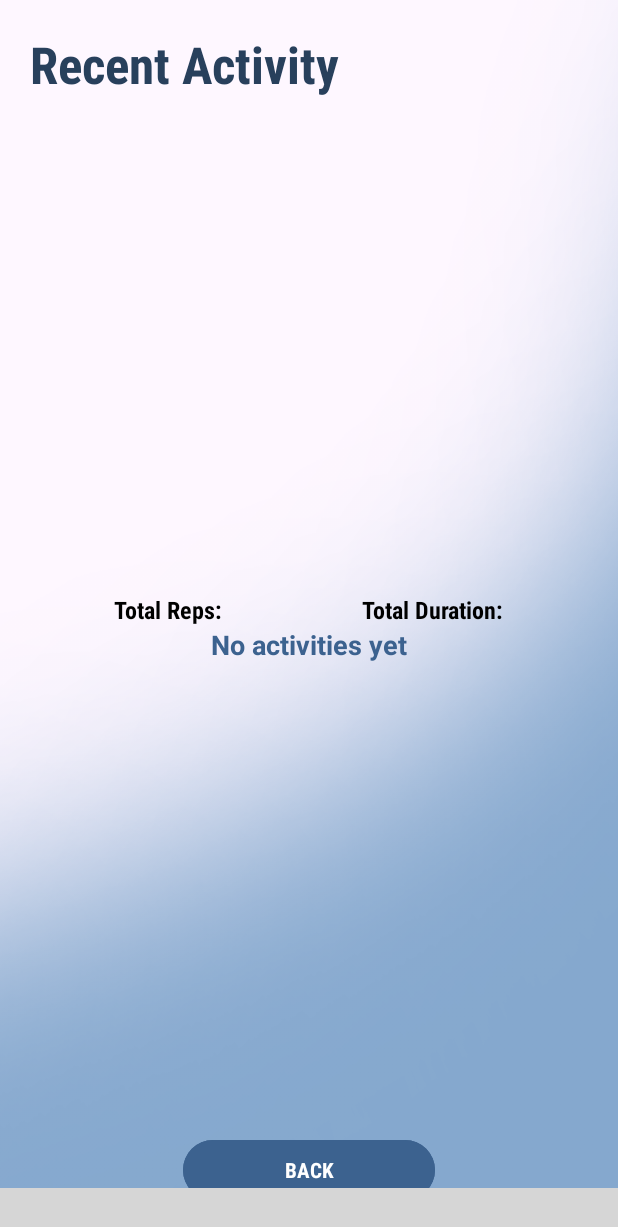
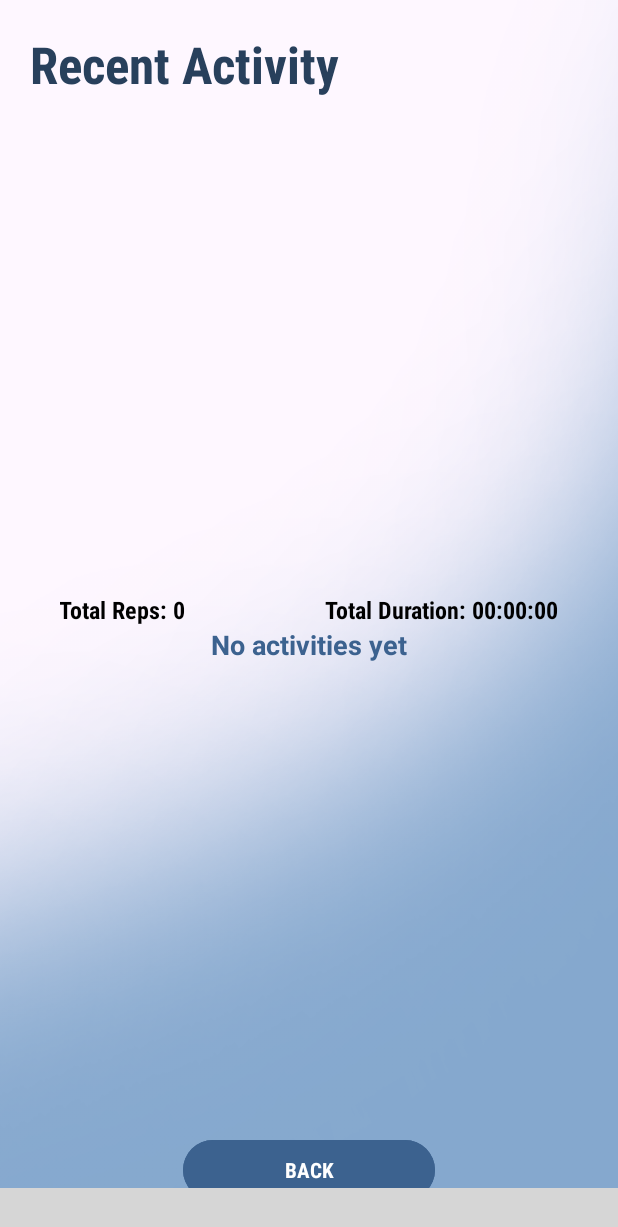
Before and after one commit to Zykezyke/PoseExercise, an Android app: the HomeFragment screen opened directly, with no data from a screen before it, on a phone screen of 412 x 824 dp. Shown: the top 1227 px of the screen. Run offline under Robolectric (Android 15) with nearby library versions, the phone set to English and light mode, and no system bars; our stand-ins replace Firebase (no records; nobody signed in at launch, a user with empty details on screens opened directly); libraries missing offline, so code that uses them is left out: androidx.camera.core, androidx.camera.lifecycle, androidx.camera.view, com.google.mlkit.common, np.com.susanthapa; plain views replace CurvedBottomNavigationView; pictures from the network do not load; 3 statements that could not run were skipped; grey boxes are pictures that could not be loaded.

Commit message:
Journal Fixed

```diff
--- a/app/src/main/java/com/example/poseexercise/adapters/RecentActivityAdapter.kt
+++ b/app/src/main/java/com/example/poseexercise/adapters/RecentActivityAdapter.kt
@@ -28,6 +28,8 @@ class RecentActivityAdapter(private var recentActivityList: List<RecentActivityI
         holder.exerciseImage.setImageResource(currentItem.imageResId)
         holder.exerciseType.text = currentItem.exerciseType
         holder.reps.text = currentItem.reps
+        holder.date.text = currentItem.date // New field for formatted date
+        holder.duration.text = currentItem.duration
     }
 
     // Returns the number of items in the RecyclerView
@@ -40,6 +42,8 @@ class RecentActivityAdapter(private var recentActivityList: List<RecentActivityI
         val exerciseImage: ImageView = itemView.findViewById(R.id.imageView)
         val exerciseType: TextView = itemView.findViewById(R.id.textViewExerciseType)
         val reps: TextView = itemView.findViewById(R.id.textViewReps)
+        val date: TextView = itemView.findViewById(R.id.textViewDate)
+        val duration: TextView = itemView.findViewById(R.id.textViewDura)
     }
 
     // Method to update the data in the adapter
--- a/app/src/main/java/com/example/poseexercise/data/results/RecentActivityItem.kt
+++ b/app/src/main/java/com/example/poseexercise/data/results/RecentActivityItem.kt
@@ -3,5 +3,7 @@ package com.example.poseexercise.data.results
 data class RecentActivityItem(
     val imageResId: Int,
     val exerciseType: String,
-    val reps: String
+    val reps: String,
+    val date: String,
+    val duration: String
 )
--- a/app/src/main/java/com/example/poseexercise/views/fragment/HomeFragment.kt
+++ b/app/src/main/java/com/example/poseexercise/views/fragment/HomeFragment.kt
@@ -53,14 +53,9 @@ class HomeFragment : Fragment(), PlanAdapter.ItemListener, MemoryManagement {
     private lateinit var recentActivityAdapter: RecentActivityAdapter
     private var planList: List<Plan>? = emptyList()
     private var notCompletePlanList: MutableList<Plan>? = Collections.emptyList()
-    private var today: String = DateFormat.format("EEEE", Date()) as String
-    private lateinit var progressText: TextView
     private lateinit var recyclerView: RecyclerView
     private lateinit var noPlanTV: TextView
-    private lateinit var workoutButton: Button
     private lateinit var goHomeButton: Button
-    private lateinit var progressBar: ProgressBar
-    private lateinit var progressPercentage: TextView
     private var workoutResults: List<WorkoutResult>? = null
     private lateinit var adapter: PlanAdapter
 
@@ -74,6 +69,9 @@ class HomeFragment : Fragment(), PlanAdapter.ItemListener, MemoryManagement {
 
     override fun onViewCreated(view: View, savedInstanceState: Bundle?) {
         super.onViewCreated(view, savedInstanceState)
+
+        val totalRepsTextView = view.findViewById<TextView>(R.id.totalReps)
+        val totalDurationTextView = view.findViewById<TextView>(R.id.totalDuration)
         // Initialize RecyclerView and its adapter for recent activity
         recentActivityRecyclerView = view.findViewById(R.id.recentActivityRecyclerView)
         recentActivityAdapter = RecentActivityAdapter(emptyList())
@@ -82,7 +80,13 @@ class HomeFragment : Fragment(), PlanAdapter.ItemListener, MemoryManagement {
         // Initialize ViewModel
         resultViewModel = ResultViewModel(MyApplication.getInstance())
         lifecycleScope.launch {
-            val workoutResults = resultViewModel.getRecentWorkout(10)
+            val workoutResults = resultViewModel.getRecentWorkout(20)
+            val totalReps = workoutResults?.sumOf { it.repeatedCount } ?: 0
+            totalRepsTextView.text = "Total Reps: ${totalReps.toString()}"
+
+            val totalMinutes = workoutResults?.sumOf { it.workoutTimeInMin } ?: 0.0
+            val totalDuration = formatToHHMMSS(totalMinutes)
+            totalDurationTextView.text = "Total Duration: $totalDuration"
             // Call the function to load data and set up the chart
             loadDataAndSetupChart()
             // Transform WorkoutResult objects into RecentActivityItem objects
@@ -92,7 +96,9 @@ class HomeFragment : Fragment(), PlanAdapter.ItemListener, MemoryManagement {
                 RecentActivityItem(
                     imageResId = imageResources[index % imageResources.size],
                     exerciseType = MyUtils.exerciseNameToDisplay(it.exerciseName),
-                    reps = "${it.repeatedCount} reps"
+                    reps = "${it.repeatedCount} reps",
+                    date = "Date: ${formatDate(it.timestamp)}",
+                    duration = "Duration: ${formatToMMSS(it.workoutTimeInMin)}"
                 )
             }
             // Update the adapter with the transformed data
@@ -111,11 +117,7 @@ class HomeFragment : Fragment(), PlanAdapter.ItemListener, MemoryManagement {
         // Initialize home view model, RecyclerView and its adapter for today's plans
         homeViewModel = ViewModelProvider(this)[HomeViewModel::class.java]
         // get the list of plans from database
-        lifecycleScope.launch(Dispatchers.IO) {
-            val result1 = homeViewModel.getPlanByDay(today)
-            val result2 = homeViewModel.getNotCompletePlans(today)
 
-        }
 
         // Handle back press to navigate to Home activity
         requireActivity().onBackPressedDispatcher.addCallback(
@@ -147,6 +149,24 @@ class HomeFragment : Fragment(), PlanAdapter.ItemListener, MemoryManagement {
 
 
         }
+    }
+
+    private fun formatToHHMMSS(totalMinutes: Double): String {
+        val hours = totalMinutes.toInt() / 60
+        val minutes = totalMinutes.toInt() % 60
+        val seconds = ((totalMinutes - totalMinutes.toInt()) * 60).toInt()
+        return String.format("%02d:%02d:%02d", hours, minutes, seconds)
+    }
+
+    private fun formatDate(timestamp: Long): String {
+        val sdf = SimpleDateFormat("MM/dd/yyyy", Locale.getDefault())
+        return sdf.format(Date(timestamp))
+    }
+
+    private fun formatToMMSS(workoutTimeInMin: Double): String {
+        val minutes = workoutTimeInMin.toInt()
+        val seconds = ((workoutTimeInMin - minutes) * 60).toInt()
+        return String.format("%02d:%02d", minutes, seconds)
     }
 
 
--- a/app/src/main/res/layout/card_recent_activity.xml
+++ b/app/src/main/res/layout/card_recent_activity.xml
@@ -52,7 +52,7 @@
                         android:textStyle="bold" />
 
                     <TextView
-                        android:id="@+id/textView22"
+                        android:id="@+id/textViewDate"
                         android:layout_width="wrap_content"
                         android:layout_height="wrap_content"
                         android:layout_alignBaseline="@id/textViewExerciseType"
@@ -91,7 +91,7 @@
                         android:textSize="@dimen/text_normal" />
 
                     <TextView
-                        android:id="@+id/textView24"
+                        android:id="@+id/textViewDura"
                         android:layout_width="wrap_content"
                         android:layout_height="wrap_content"
                         android:layout_alignParentEnd="true"
--- a/app/src/main/res/layout/fragment_home.xml
+++ b/app/src/main/res/layout/fragment_home.xml
@@ -53,11 +53,11 @@
                 android:gravity="center|center_horizontal">
 
                 <TextView
-                    android:id="@+id/textView25"
+                    android:id="@+id/totalReps"
                     android:layout_width="wrap_content"
                     android:layout_height="wrap_content"
                     android:layout_marginEnd="93dp"
-                    android:layout_toStartOf="@+id/textView27"
+                    android:layout_toStartOf="@+id/totalDuration"
                     android:fontFamily="sans-serif-condensed"
                     android:text="Total Reps:"
                     android:textColor="?android:textColorSecondary"
@@ -65,7 +65,7 @@
                     android:textStyle="bold" />
 
                 <TextView
-                    android:id="@+id/textView27"
+                    android:id="@+id/totalDuration"
                     android:layout_width="wrap_content"
                     android:layout_height="wrap_content"
                     android:fontFamily="sans-serif-condensed"
```
